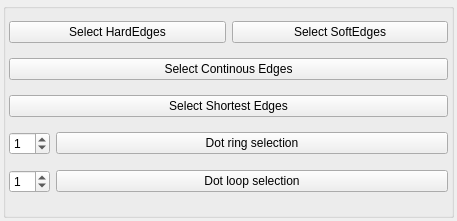
Qt form src/developer/main/modeltools/widget/ui/selecttoolsUI.ui (code-google-com/mayatools) before a commit.
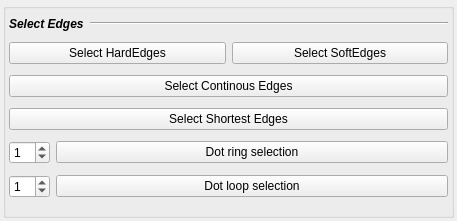
The same form after that commit.

The edit to the form file:
```diff
--- a/src/developer/main/modeltools/widget/ui/selecttoolsUI.ui
+++ b/src/developer/main/modeltools/widget/ui/selecttoolsUI.ui
@@ -33,6 +33,40 @@
        <property name="rightMargin">
         <number>3</number>
        </property>
+       <item>
+        <layout class="QHBoxLayout" name="horizontalLayout_2">
+         <item>
+          <widget class="QLabel" name="label">
+           <property name="sizePolicy">
+            <sizepolicy hsizetype="Maximum" vsizetype="Preferred">
+             <horstretch>0</horstretch>
+             <verstretch>0</verstretch>
+            </sizepolicy>
+           </property>
+           <property name="font">
+            <font>
+             <weight>75</weight>
+             <italic>true</italic>
+             <bold>true</bold>
+            </font>
+           </property>
+           <property name="mouseTracking">
+            <bool>true</bool>
+           </property>
+           <property name="text">
+            <string>Select Edges</string>
+           </property>
+          </widget>
+         </item>
+         <item>
+          <widget class="Line" name="line">
+           <property name="orientation">
+            <enum>Qt::Horizontal</enum>
+           </property>
+          </widget>
+         </item>
+        </layout>
+       </item>
        <item>
         <layout class="QHBoxLayout" name="horizontalLayout">
          <item>
```
